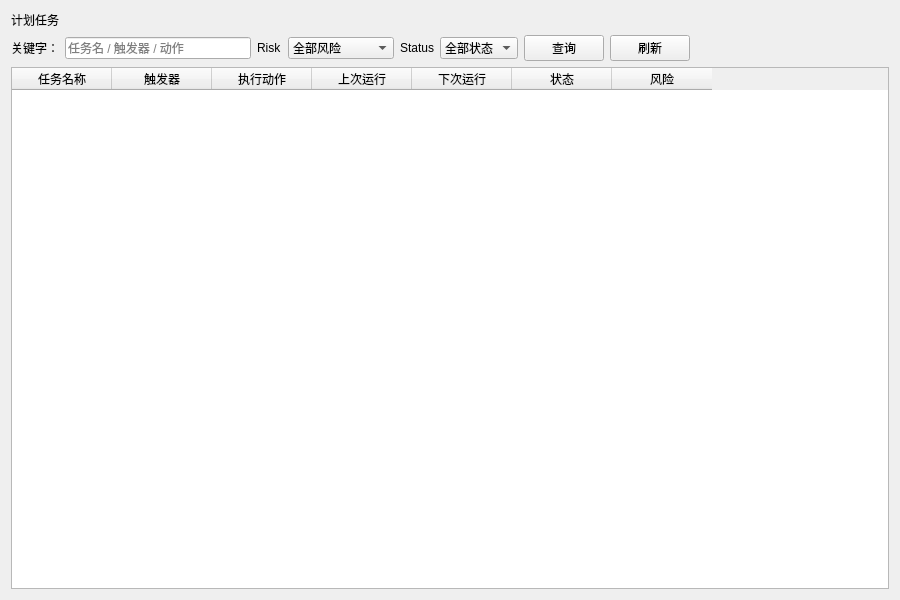
Old version of the form ui/ScheduledTaskPage.ui in the repository rakehellsx/MaliciousDetector.
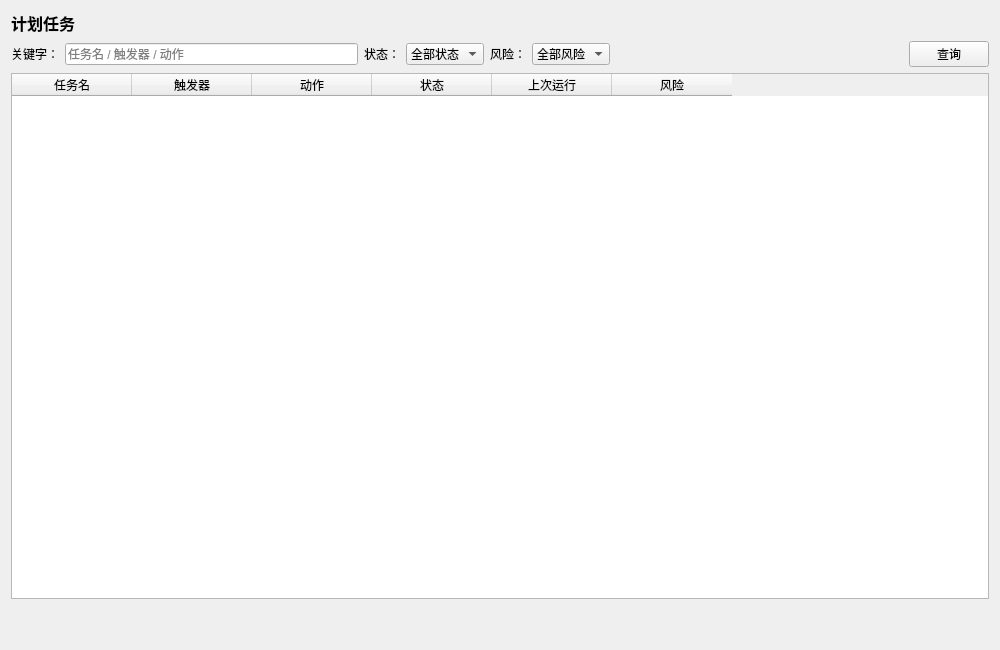
New version of the form.

Diff of the .ui file:
```diff
--- a/ui/ScheduledTaskPage.ui
+++ b/ui/ScheduledTaskPage.ui
@@ -3,7 +3,7 @@
  <class>ScheduledTaskPage</class>
  <widget class="QWidget" name="ScheduledTaskPage">
   <property name="geometry">
-   <rect><x>0</x><y>0</y><width>900</width><height>600</height></rect>
+   <rect><x>0</x><y>0</y><width>1000</width><height>650</height></rect>
   </property>
   <property name="windowTitle">
    <string>ScheduledTaskPage</string>
@@ -13,11 +13,16 @@
   <item>
    <widget class="QLabel" name="lblPageTitle">
     <property name="text"><string>计划任务</string></property>
+     <property name="styleSheet"><string>font-size:16px;font-weight:600;</string></property>
    </widget>
   </item>
   <item>
    <layout class="QHBoxLayout" name="toolbarRow">
-    <item><widget class="QLabel"><property name="text"><string>关键字：</string></property></widget></item>
+     <item>
+      <widget class="QLabel" name="">
+        <property name="text"><string>关键字：</string></property>
+       </widget>
+     </item>
     <item>
      <widget class="QLineEdit" name="m_edtKeyword">
       <property name="placeholderText"><string>任务名 / 触发器 / 动作</string></property>
@@ -25,19 +30,10 @@
     </item>
 
    <item>
-    <widget class="QLabel"><property name="text"><string>Risk</string></property></widget>
-   </item>
-   <item>
-    <widget class="QComboBox" name="m_cmbRisk">
-   <item><property name="text"><string>全部风险</string></property></item>
-   <item><property name="text"><string>高危(high)</string></property></item>
-   <item><property name="text"><string>中危(medium)</string></property></item>
-   <item><property name="text"><string>低危(low)</string></property></item>
-    </widget>
-   </item>
-   <item>
-    <widget class="QLabel"><property name="text"><string>Status</string></property></widget>
-   </item>
+      <widget class="QLabel" name="">
+        <property name="text"><string>状态：</string></property>
+       </widget>
+     </item>
    <item>
     <widget class="QComboBox" name="m_cmbStatus">
    <item><property name="text"><string>全部状态</string></property></item>
@@ -45,33 +41,45 @@
    <item><property name="text"><string>禁用</string></property></item>
     </widget>
    </item>
+     <item>
+      <widget class="QLabel" name="">
+        <property name="text"><string>风险：</string></property>
+       </widget>
+     </item>
+     <item>
+      <widget class="QComboBox" name="m_cmbRisk">
+        <item><property name="text"><string>全部风险</string></property></item>
+        <item><property name="text"><string>高危</string></property></item>
+        <item><property name="text"><string>中危</string></property></item>
+        <item><property name="text"><string>低危</string></property></item>
+        <item><property name="text"><string>正常</string></property></item>
+       </widget>
+     </item>
+     <item>
+      <spacer><property name="orientation"><enum>Qt::Horizontal</enum></property><property name="sizeHint" stdset="0"><size><width>40</width><height>20</height></size></property></spacer>
+     </item>
     <item>
      <widget class="QPushButton" name="btnQuery">
       <property name="text"><string>查询</string></property>
      </widget>
     </item>
-    <item>
-     <widget class="QPushButton" name="btnRefresh">
-      <property name="text"><string>刷新</string></property>
-     </widget>
-    </item>
-
-    <item><spacer><property name="orientation"><enum>Qt::Horizontal</enum></property><property name="sizeHint" stdset="0"><size><width>40</width><height>20</height></size></property></spacer></item>
-    <item><widget class="QLabel" name="m_lblStatus"><property name="text"><string></string></property></widget></item>
    </layout>
   </item>
   <item>
    <widget class="QTableWidget" name="m_tbl">
-    <property name="alternatingRowColors"><bool>true</bool></property>
-    <property name="editTriggers"><set>QAbstractItemView::NoEditTriggers</set></property>
-    <property name="selectionBehavior"><enum>QAbstractItemView::SelectRows</enum></property>
-           <column><property name="text"><string>任务名称</string></property></column>
-   <column><property name="text"><string>触发器</string></property></column>
-   <column><property name="text"><string>执行动作</string></property></column>
-   <column><property name="text"><string>上次运行</string></property></column>
-   <column><property name="text"><string>下次运行</string></property></column>
-   <column><property name="text"><string>状态</string></property></column>
-   <column><property name="text"><string>风险</string></property></column>
+     <property name="columnCount"><number>6</number></property>
+     <attribute name="horizontalHeaderDefaultSectionSize"><number>120</number></attribute>
+     <column><property name="text"><string>任务名</string></property></column><column><property name="text"><string>触发器</string></property></column><column><property name="text"><string>动作</string></property></column><column><property name="text"><string>状态</string></property></column><column><property name="text"><string>上次运行</string></property></column><column><property name="text"><string>风险</string></property></column>
+    </widget>
+  </item>
+  <item>
+   <widget class="QLabel" name="m_lblSummary">
+     <property name="text"><string></string></property>
+    </widget>
+  </item>
+  <item>
+   <widget class="QLabel" name="m_lblStatus">
+     <property name="text"><string></string></property>
    </widget>
   </item>
  </layout>
```
Left out of the diff: 11 changed lines with no effect on the pictures. Lines whose indentation alone changed are shown as unchanged.
